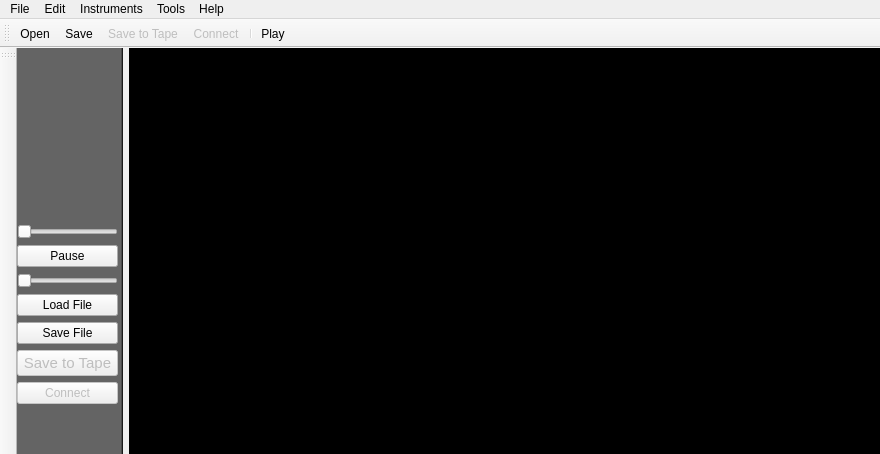
Before: the Qt Designer form PatternPaint/mainwindow.ui in Blinkinlabs/PatternPaint, drawn with Qt 5.
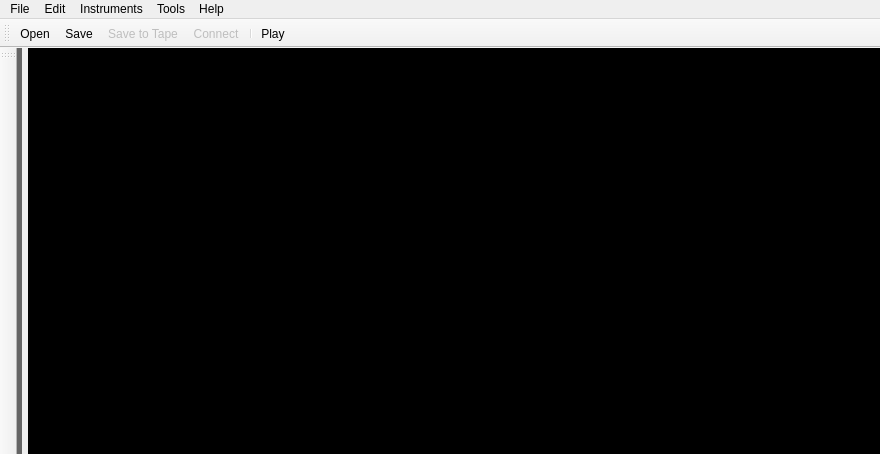
After: the same form once the commit is applied. Icons and pictures are not drawn. Custom widgets are drawn as their Qt base class.

Commit message: Remove old controls, small cleanup code

The edit to the form file:
```diff
--- a/PatternPaint/mainwindow.ui
+++ b/PatternPaint/mainwindow.ui
@@ -80,107 +80,6 @@
        <property name="bottomMargin">
         <number>0</number>
        </property>
-       <item>
-        <layout class="QVBoxLayout" name="verticalLayout">
-         <item>
-          <widget class="ColorPicker" name="colorPicker" native="true">
-           <property name="sizePolicy">
-            <sizepolicy hsizetype="Fixed" vsizetype="Fixed">
-             <horstretch>0</horstretch>
-             <verstretch>0</verstretch>
-            </sizepolicy>
-           </property>
-           <property name="minimumSize">
-            <size>
-             <width>101</width>
-             <height>121</height>
-            </size>
-           </property>
-           <property name="maximumSize">
-            <size>
-             <width>101</width>
-             <height>121</height>
-            </size>
-           </property>
-          </widget>
-         </item>
-         <item>
-          <widget class="QSlider" name="penSize">
-           <property name="minimum">
-            <number>1</number>
-           </property>
-           <property name="maximum">
-            <number>60</number>
-           </property>
-           <property name="orientation">
-            <enum>Qt::Horizontal</enum>
-           </property>
-          </widget>
-         </item>
-         <item>
-          <widget class="QPushButton" name="patternPlayPause">
-           <property name="text">
-            <string>Pause</string>
-           </property>
-          </widget>
-         </item>
-         <item>
-          <widget class="QSlider" name="patternSpeed">
-           <property name="toolTip">
-            <string>&lt;html&gt;&lt;head/&gt;&lt;body&gt;&lt;p&gt;Adjust the playback speed of the pattern.&lt;/p&gt;&lt;/body&gt;&lt;/html&gt;</string>
-           </property>
-           <property name="minimum">
-            <number>1</number>
-           </property>
-           <property name="maximum">
-            <number>100</number>
-           </property>
-           <property name="orientation">
-            <enum>Qt::Horizontal</enum>
-           </property>
-          </widget>
-         </item>
-         <item>
-          <widget class="QPushButton" name="loadFile">
-           <property name="text">
-            <string>Load File</string>
-           </property>
-          </widget>
-         </item>
-         <item>
-          <widget class="QPushButton" name="saveFile">
-           <property name="text">
-            <string>Save File</string>
-           </property>
-          </widget>
-         </item>
-         <item>
-          <widget class="QPushButton" name="saveToTape">
-           <property name="enabled">
-            <bool>false</bool>
-           </property>
-           <property name="font">
-            <font>
-             <pointsize>11</pointsize>
-            </font>
-           </property>
-           <property name="text">
-            <string>Save to Tape</string>
-           </property>
-          </widget>
-         </item>
-         <item>
-          <widget class="QPushButton" name="tapeConnectDisconnect">
-           <property name="enabled">
-            <bool>false</bool>
-           </property>
-           <property name="text">
-            <string>Connect</string>
-           </property>
-          </widget>
-         </item>
-        </layout>
-       </item>
       </layout>
      </widget>
     </item>
@@ -538,12 +437,6 @@
  </widget>
  <layoutdefault spacing="6" margin="11"/>
  <customwidgets>
-  <customwidget>
-   <class>ColorPicker</class>
-   <extends>QWidget</extends>
-   <header>colorpicker.h</header>
-   <container>1</container>
-  </customwidget>
   <customwidget>
    <class>PatternEditor</class>
    <extends>QWidget</extends>
```
Left out of the diff: 7 changed lines with no effect on the pictures. The commit also changes 2 other files.
